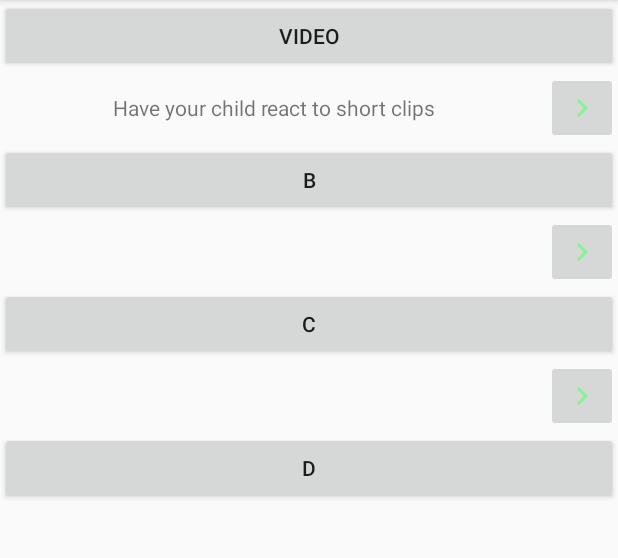
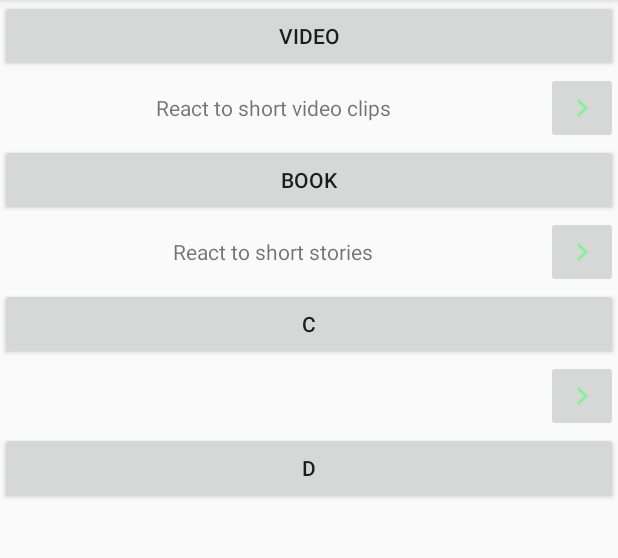
Before and after one commit to ruskirin/ESBeta, an Android app: the screen it shows after launch (MainActivity), after a tap on an icon or button, on a phone screen of 412 x 824 dp, the part 84-642 px from its top. Run offline under Robolectric (Android 15) with nearby library versions, the phone set to English and light mode, and no system bars; 4 statements that could not run were skipped; 2 other taps on this screen came first.

```diff
--- /dev/null
+++ b/app/src/main/res/layout/book_page.xml
@@ -0,0 +1,5 @@
+<?xml version="1.0" encoding="utf-8"?>
+<ImageView xmlns:android="http://schemas.android.com/apk/res/android"
+    android:layout_width="match_parent"
+    android:layout_height="match_parent"
+    android:orientation="vertical"/>
--- a/app/src/main/res/layout/menu_main.xml
+++ b/app/src/main/res/layout/menu_main.xml
@@ -19,7 +19,7 @@
         android:layout_height="wrap_content"
         android:gravity="center"
         app:button_text="@string/menu_b"
-        app:detail_text=""/>
+        app:detail_text="@string/menu_b_detail"/>
 
     <view class="com.creations.rimov.esbeta.fragments.MainMenuFragment$MenuBtnExpand"
         android:id="@+id/menuC"
--- a/app/src/main/res/values/strings.xml
+++ b/app/src/main/res/values/strings.xml
@@ -2,9 +2,10 @@
     <string name="app_name">ESBeta</string>
 
     <string name="menu_a">Video</string>
-    <string name="menu_b">B</string>
+    <string name="menu_b">Book</string>
     <string name="menu_c">C</string>
     <string name="menu_d">D</string>
 
-    <string name="menu_a_detail">Have your child react to short clips</string>
+    <string name="menu_a_detail">React to short video clips</string>
+    <string name="menu_b_detail">React to short stories</string>
 </resources>
```
Also changed, not shown: app/src/main/java/com/creations/rimov/esbeta/RecordingSession.kt (+32 -8 lines), app/src/main/java/com/creations/rimov/esbeta/fragments/BookFragment.kt (added, +19 -0 lines), app/src/main/java/com/creations/rimov/esbeta/fragments/VideoFragment.kt (+5 -19 lines), app/src/main/res/layout/testing_book.xml (added, +11 -0 lines), 4 other files.
